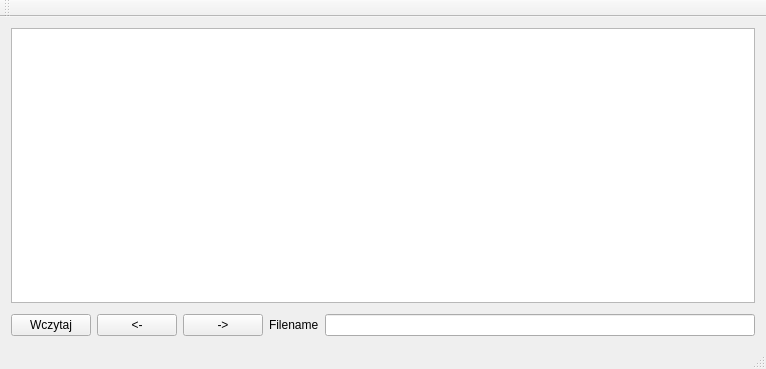
Qt form mainwindow.ui (OtoshigamiX/SquareQuizzer) before a commit.
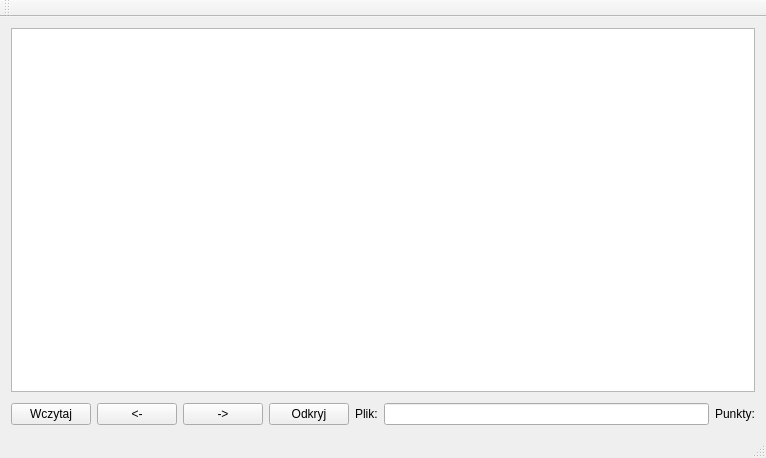
The same form after that commit.

The edit to the form file:
```diff
--- a/mainwindow.ui
+++ b/mainwindow.ui
@@ -7,7 +7,7 @@
     <x>0</x>
     <y>0</y>
     <width>766</width>
-    <height>369</height>
+    <height>458</height>
    </rect>
   </property>
   <property name="windowTitle">
@@ -15,6 +15,9 @@
   </property>
   <widget class="QWidget" name="centralWidget">
    <layout class="QVBoxLayout" name="verticalLayout">
+    <property name="sizeConstraint">
+     <enum>QLayout::SetDefaultConstraint</enum>
+    </property>
     <item>
      <widget class="QGraphicsView" name="graphicsView">
       <property name="sizePolicy">
@@ -51,16 +54,30 @@
         </property>
        </widget>
       </item>
+      <item>
+       <widget class="QPushButton" name="RevealButton">
+        <property name="text">
+         <string>Odkryj</string>
+        </property>
+       </widget>
+      </item>
       <item>
        <widget class="QLabel" name="label">
         <property name="text">
-         <string>Filename</string>
+         <string>Plik:</string>
         </property>
        </widget>
       </item>
       <item>
        <widget class="QLineEdit" name="lineEdit"/>
       </item>
+      <item>
+       <widget class="QLabel" name="pointLabel">
+        <property name="text">
+         <string>Punkty:</string>
+        </property>
+       </widget>
+      </item>
      </layout>
     </item>
    </layout>
```
Left out of the diff: 2 changed lines with no effect on the pictures.
